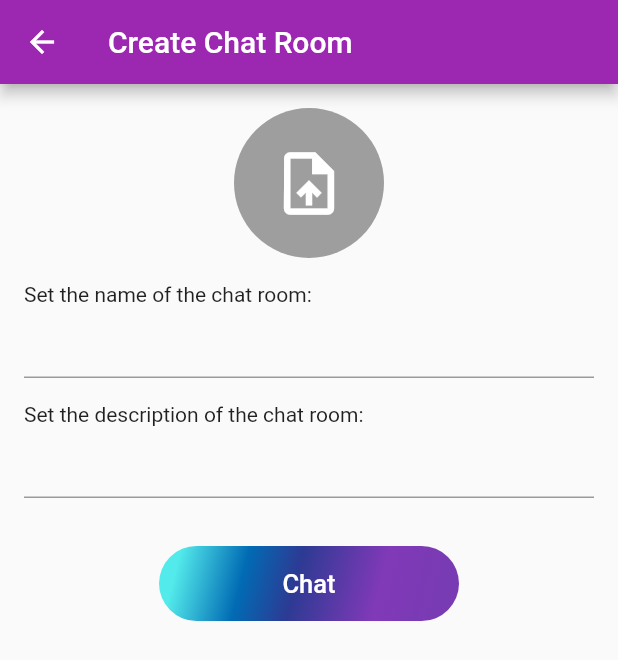
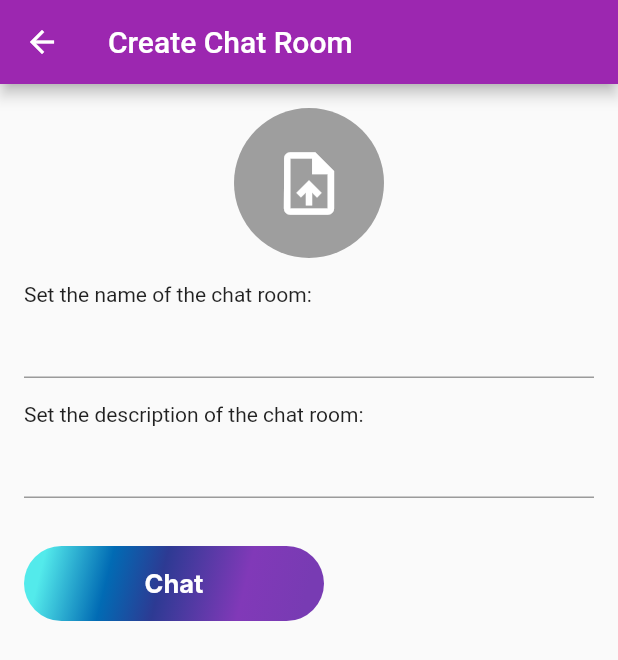
Before and after one commit to maazstering/vendoo-chatting-app, a Flutter app: the ChatRoomCreationPage screen opened directly, on a phone screen of 412 x 824 dp. Shown: the top 660 px of the screen. Run offline on Flutter 3.47's test engine with Material 2 defaults, Android fonts, the phone set to English and light mode, and no system bars; our stand-ins replace bloc, cloud_firestore, equatable, firebase_auth, firebase_core, flutter_bloc; accounts and stored records are empty; Roboto replaces fonts that are missing (Inter).

Commit message:
bloc on create chat room

```diff
--- a/lib/screens/newroom/ui/newroom.dart
+++ b/lib/screens/newroom/ui/newroom.dart
@@ -1,8 +1,9 @@
 import 'package:flutter/material.dart';
 import 'package:vendoo/screens/chat/ui/chat.dart';
+import '../../../widgets/chatbutton.dart';
 
 class ChatRoomCreationPage extends StatefulWidget {
-  const ChatRoomCreationPage({super.key});
+  const ChatRoomCreationPage({Key? key}) : super(key: key);
 
   @override
   _ChatRoomCreationPageState createState() => _ChatRoomCreationPageState();
@@ -39,7 +40,8 @@ class _ChatRoomCreationPageState extends State<ChatRoomCreationPage> {
                     shape: BoxShape.circle,
                     color: Colors.grey,
                   ),
-                  child: const Icon(Icons.upload_file, size: 50, color: Colors.white),
+                  child: const Icon(Icons.upload_file,
+                      size: 50, color: Colors.white),
                 ),
               ),
             ),
@@ -62,14 +64,11 @@ class _ChatRoomCreationPageState extends State<ChatRoomCreationPage> {
               },
             ),
             const SizedBox(height: 32.0),
-            Center(
-              child: SizedBox(
+            SizedBox(
+              height: 50,
               width: 200,
-                height: 50,
-                child: ElevatedButton(
+              child: ChatButton(
                 onPressed: () {
-                    // Handle create room button click
-                    // You can access the chatRoomName and chatRoomDescription variables here
                   Navigator.push(
                     context,
                     MaterialPageRoute(
@@ -77,40 +76,6 @@ class _ChatRoomCreationPageState extends State<ChatRoomCreationPage> {
                     ),
                   );
                 },
-                  style: ElevatedButton.styleFrom(
-                    foregroundColor: Colors.white, backgroundColor: Colors.transparent, shape: RoundedRectangleBorder(
-                      borderRadius: BorderRadius.circular(28.0),
-                    ),
-                    padding: EdgeInsets.zero,
-                    elevation: 0,
-                    minimumSize: const Size(0, 0),
-                    tapTargetSize: MaterialTapTargetSize.shrinkWrap,
-                  ),
-                  child: Ink(
-                    decoration: BoxDecoration(
-                      gradient: const LinearGradient(
-                        colors: [
-                          Color(0xFF53EAEB),
-                          Color(0xFF016BB4),
-                          Color(0xFF2D3A93),
-                          Color(0xFF8139B8),
-                          Color(0xFF783BB3),
-                        ],
-                        begin: Alignment.topLeft,
-                        end: Alignment.bottomRight,
-                        stops: [0.0712, 0.285, 0.4562, 0.7251, 0.9251],
-                      ),
-                      borderRadius: BorderRadius.circular(28.0),
-                    ),
-                    child: Container(
-                      alignment: Alignment.center,
-                      child: const Text(
-                        'Chat',
-                        style: TextStyle(fontSize: 17),
-                      ),
-                    ),
-                  ),
-                ),
               ),
             ),
           ],
```
Also changed, not shown: lib/screens/newroom/bloc/newroom_bloc.dart (added, +13 -0 lines), lib/screens/newroom/bloc/newroom_event.dart (added, +8 -0 lines), lib/screens/newroom/bloc/newroom_state.dart (added, +10 -0 lines), lib/firebase_options.dart (added). Lines whose indentation alone changed are shown as unchanged.
